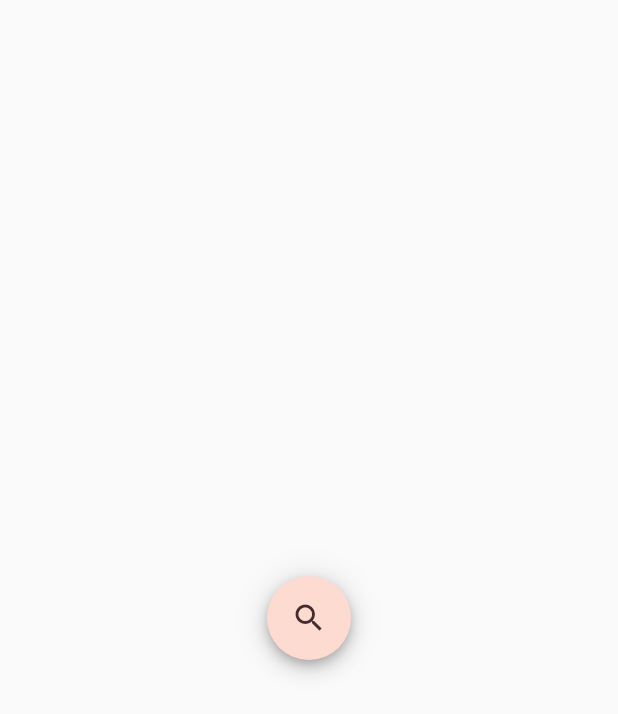
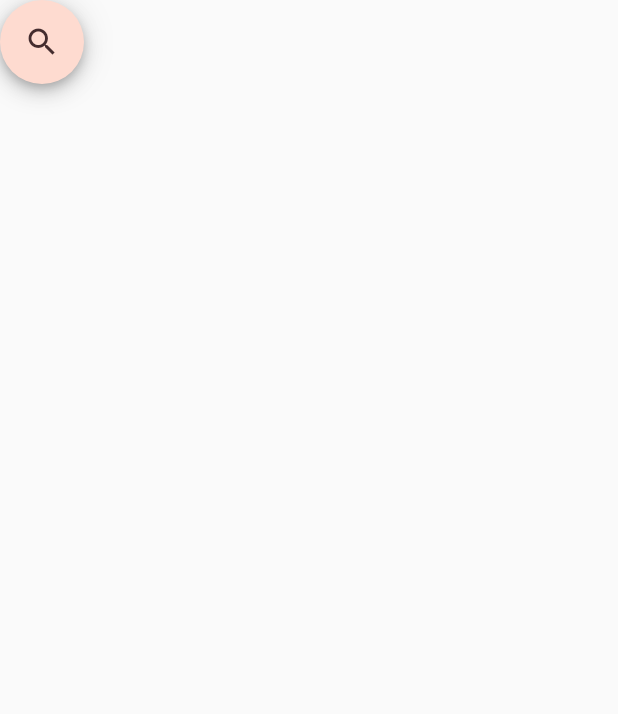
Before and after one commit to nayakastha/legendary-lamp, a Flutter app: the CustomerHomeView screen opened by its route, after a tap on the "search" icon, on a phone screen of 412 x 824 dp. Shown: the top 714 px of the screen. Run offline on Flutter 3.47's test engine with Material 2 defaults, Android fonts, the phone set to English and light mode, and no system bars; our stand-ins replace flutter_hooks, lottie, shared_preferences, stacked; accounts and stored records are empty.

```diff
--- a/application/lib/ui/views/customer/c_home/c_homeview.dart
+++ b/application/lib/ui/views/customer/c_home/c_homeview.dart
@@ -15,7 +15,14 @@ class _CustomerHomeViewState extends State<CustomerHomeView> {
         builder: (context, model, child) {
           return Scaffold(
             resizeToAvoidBottomInset: false,
-            body: Center(child: SearchButton(model)),
+            body: SafeArea(
+              child: Column(
+                crossAxisAlignment: CrossAxisAlignment.end,
+                children: [
+                  SearchButton(model),
+                ],
+              ),
+            ),
           );
         },
         viewModelBuilder: () => CustomerHomeViewModel());
--- a/application/lib/ui/views/customer/c_home/c_homeviewmodel.dart
+++ b/application/lib/ui/views/customer/c_home/c_homeviewmodel.dart
@@ -3,8 +3,11 @@ import 'package:stacked/stacked.dart';
 class CustomerHomeViewModel extends BaseViewModel {
   bool _folded = false;
   bool get folded => _folded;
+  String text = "";
 
   fold(bool value) {
     _folded = value;
   }
+
+  scanCamera() {}
 }
--- a/application/pubspec.yaml
+++ b/application/pubspec.yaml
@@ -18,6 +18,7 @@ dependencies:
   flutter_hooks: ^0.16.0
   stacked: ^1.9.7
   shared_preferences: ^2.0.5
+  qr_code_scanner: ^0.4.0
 
 dev_dependencies:
   flutter_test:
```
Also changed, not shown: application/lib/ui/widgets/search.dart (+17 -49 lines), application/pubspec.lock.
